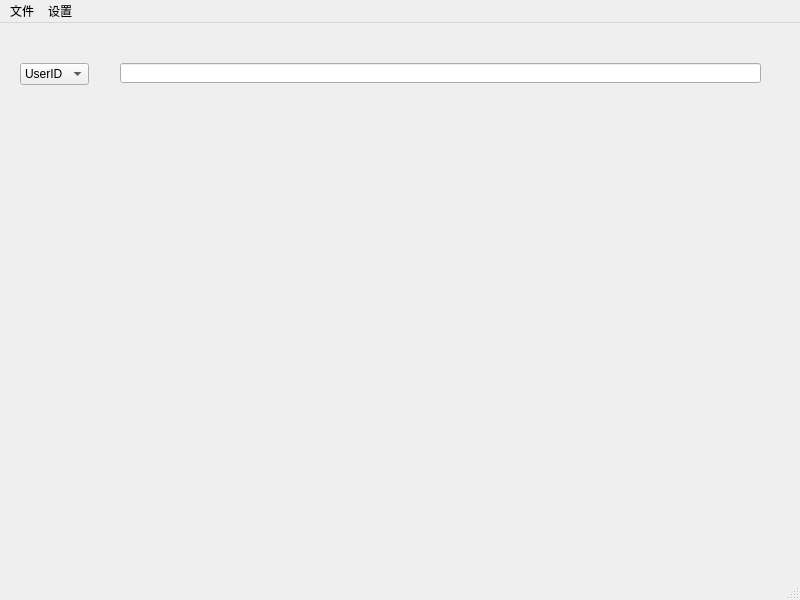
This is UI/testUI.ui in gsxhnd/python_test as Qt 5 draws it before an edit. The edited form follows.
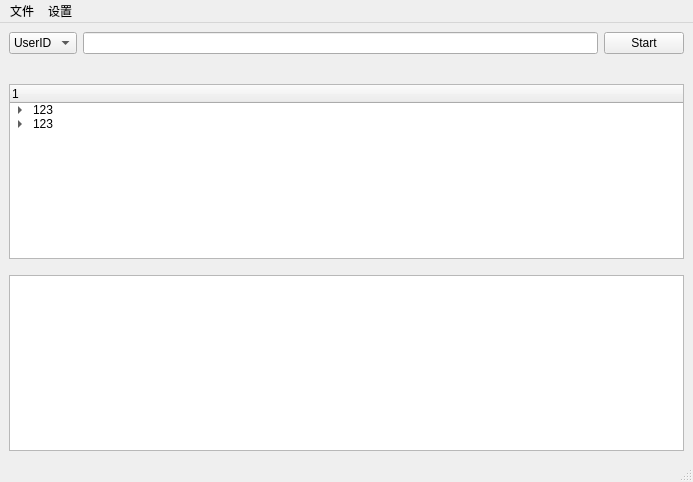
This is the edited form.

```diff
--- a/UI/testUI.ui
+++ b/UI/testUI.ui
@@ -2,12 +2,15 @@
 <ui version="4.0">
  <class>MainWindow</class>
  <widget class="QMainWindow" name="MainWindow">
+  <property name="enabled">
+   <bool>true</bool>
+  </property>
   <property name="geometry">
    <rect>
     <x>0</x>
     <y>0</y>
-    <width>800</width>
-    <height>600</height>
+    <width>693</width>
+    <height>482</height>
    </rect>
   </property>
   <property name="windowTitle">
@@ -17,25 +20,13 @@
    <bool>false</bool>
   </property>
   <widget class="QWidget" name="centralwidget">
-   <widget class="QLineEdit" name="lineEdit">
-    <property name="geometry">
-     <rect>
-      <x>120</x>
-      <y>40</y>
-      <width>641</width>
-      <height>20</height>
-     </rect>
-    </property>
-   </widget>
+   <layout class="QGridLayout" name="gridLayout">
+    <item row="0" column="0">
+     <layout class="QVBoxLayout" name="verticalLayout">
+      <item>
+       <layout class="QHBoxLayout" name="horizontalLayout">
+        <item>
    <widget class="QComboBox" name="comboBox">
-    <property name="geometry">
-     <rect>
-      <x>20</x>
-      <y>40</y>
-      <width>69</width>
-      <height>22</height>
-     </rect>
-    </property>
     <property name="currentText">
      <string>UserID</string>
     </property>
@@ -53,13 +44,97 @@
      </property>
     </item>
    </widget>
+        </item>
+        <item>
+         <widget class="QLineEdit" name="lineEdit"/>
+        </item>
+        <item>
+         <widget class="QPushButton" name="pushButton">
+          <property name="text">
+           <string>Start</string>
+          </property>
+         </widget>
+        </item>
+       </layout>
+      </item>
+      <item>
+       <spacer name="verticalSpacer">
+        <property name="orientation">
+         <enum>Qt::Vertical</enum>
+        </property>
+        <property name="sizeHint" stdset="0">
+         <size>
+          <width>20</width>
+          <height>40</height>
+         </size>
+        </property>
+       </spacer>
+      </item>
+      <item>
+       <widget class="QTreeWidget" name="treeWidget">
+        <column>
+         <property name="text">
+          <string>1</string>
+         </property>
+        </column>
+        <item>
+         <property name="text">
+          <string>123</string>
+         </property>
+         <item>
+          <property name="text">
+           <string>123</string>
+          </property>
+         </item>
+        </item>
+        <item>
+         <property name="text">
+          <string>123</string>
+         </property>
+         <item>
+          <property name="text">
+           <string>123</string>
+          </property>
+         </item>
+         <item>
+          <property name="text">
+           <string>123</string>
+          </property>
+         </item>
+        </item>
+        <item>
+         <property name="text">
+          <string/>
+         </property>
+        </item>
+       </widget>
+      </item>
+      <item>
+       <spacer name="horizontalSpacer">
+        <property name="orientation">
+         <enum>Qt::Horizontal</enum>
+        </property>
+        <property name="sizeHint" stdset="0">
+         <size>
+          <width>108</width>
+          <height>10</height>
+         </size>
+        </property>
+       </spacer>
+      </item>
+      <item>
+       <widget class="QListView" name="listView"/>
+      </item>
+     </layout>
+    </item>
+   </layout>
   </widget>
   <widget class="QMenuBar" name="menubar">
    <property name="geometry">
     <rect>
      <x>0</x>
      <y>0</y>
-     <width>800</width>
+     <width>693</width>
      <height>23</height>
     </rect>
    </property>
```
Left out of the diff: 3 changed lines with no effect on the pictures. Lines whose indentation alone changed are shown as unchanged.
